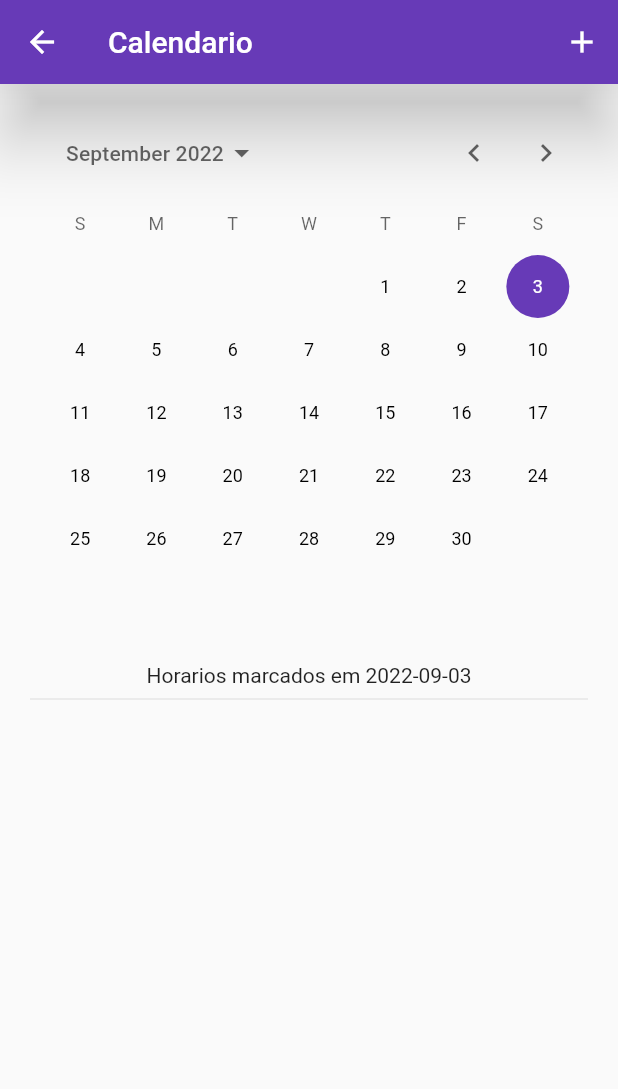
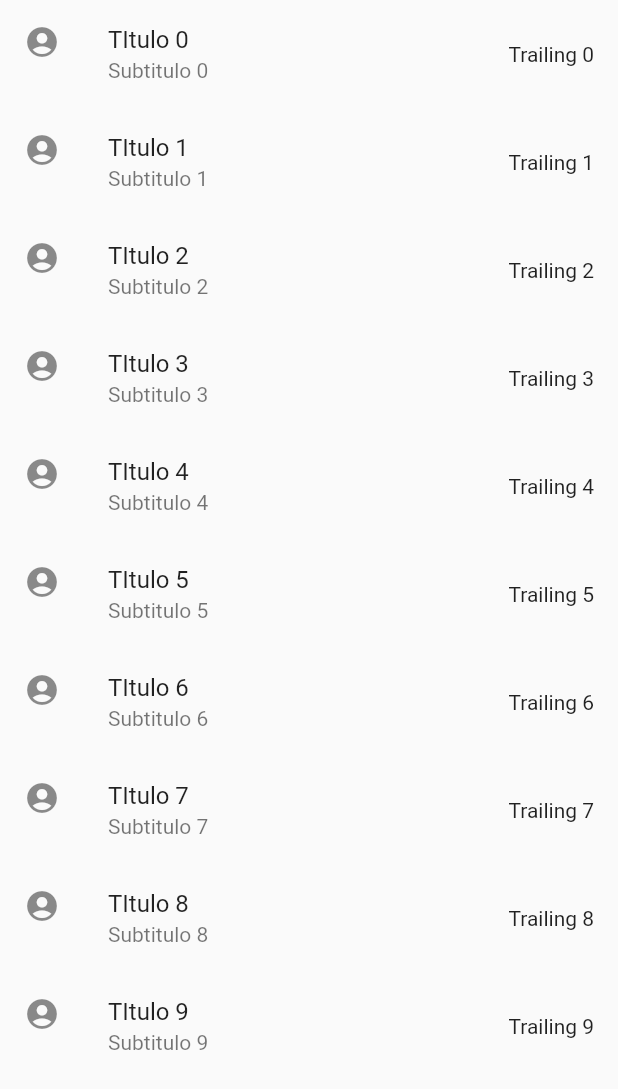
Before and after one commit to felipeoliveira92/RosaAzul, a Flutter app: the HomePage screen opened directly, after a tap on "Faturamento", on a phone screen of 412 x 824 dp. Shown: the top 1089 px of the screen. Run offline on Flutter 3.47's test engine with Material 2 defaults, Android fonts, the light colour scheme and no system bars; our stand-ins replace dio; network calls fail.

Commit message:
criado a tela de historico de atendimentos

```diff
--- a/lib/pages/HomePage.dart
+++ b/lib/pages/HomePage.dart
@@ -1,5 +1,6 @@
 import 'package:appsalao/pages/calculatepage.dart';
 import 'package:appsalao/pages/calendarpage.dart';
+import 'package:appsalao/pages/historic.page.dart';
 import 'package:flutter/material.dart';
 
 class HomePage extends StatefulWidget {
@@ -12,22 +13,7 @@ class _HomePageState extends State<HomePage> {
   @override
   Widget build(BuildContext context) {
     return Scaffold(
-      appBar: AppBar(
-        title: Text("HOME"),
-      ),
       body: BuildListView(),
-      drawer: Drawer(
-        child: ListView(
-          children: const <Widget>[
-            DrawerHeader(
-              child: Text("Menu"),
-              decoration: BoxDecoration(
-                color: Colors.deepPurple,
-              ),
-            ),
-          ],
-        ),
-      ),
     );
   }
 
@@ -36,36 +22,55 @@ class _HomePageState extends State<HomePage> {
     return ListView(
       children: <Widget>[
         DrawerHeader(
-              child: Text("Menu"),
-              decoration: BoxDecoration(
+              // ignore: sort_child_properties_last
+              child: Row(
+                children: <Widget>[
+                  Expanded(
+                    child: ListTile(
+                      leading: const Icon(Icons.account_circle),
+                      title: const Text("[usuario]"),
+                      subtitle: const Text("Opções."),
+                      onTap: () {
+                        Navigator.of(context).push(
+                        MaterialPageRoute(builder: (context) => const calendarpage()));
+                      },),
+                  ),
+
+                  Expanded(
+                    child: Image.asset("images/logo-s-fundo.png", height: 300),
+                  ),
+
+                  ],),
+              decoration: const BoxDecoration(
                 color: Colors.deepPurple,
               ),
-            ),
+          ),
+
         ListTile(
-          leading: Icon(Icons.calculate_rounded),
-          title: Text("Calculadora"),
-          subtitle: Text("Calcule quanto ira gastar."),
+          leading: const Icon(Icons.calculate_rounded),
+          title: const Text("Calculadora"),
+          subtitle: const Text("Calcule quanto ira gastar."),
           onTap: () {
             Navigator.of(context).push(
             MaterialPageRoute(builder: (context) => const calculatepage()));
           },
         ),
         ListTile(
-          leading: Icon(Icons.calendar_month),
-          title: Text("Calendario"),
-          subtitle: Text("Veja e marque horarios."),
+          leading: const Icon(Icons.calendar_month),
+          title: const Text("Calendario"),
+          subtitle: const Text("Veja e marque horarios."),
           onTap: () {
             Navigator.of(context).push(
             MaterialPageRoute(builder: (context) => const calendarpage()));
           },
         ),
         ListTile(
-          leading: Icon(Icons.money),
-          title: Text("Faturamento"),
-          subtitle: Text("Veja quanto esta lucrando."),
+          leading: const Icon(Icons.money),
+          title: const Text("Faturamento"),
+          subtitle: const Text("Veja quanto esta lucrando."),
           onTap: () {
             Navigator.of(context).push(
-            MaterialPageRoute(builder: (context) => const calendarpage()));
+            MaterialPageRoute(builder: (context) => const HistoricPage()));
           },
         ),
       ],
--- /dev/null
+++ b/lib/pages/historic.page.dart
@@ -0,0 +1,40 @@
+import 'package:appsalao/controllers/usercontroller.dart';
+import 'package:appsalao/pages/alterworkpage.dart';
+import 'package:flutter/material.dart';
+import 'package:flutter/src/foundation/key.dart';
+import 'package:flutter/src/widgets/framework.dart';
+
+class HistoricPage extends StatefulWidget {
+  const HistoricPage({Key? key}) : super(key: key);
+
+  @override
+  State<HistoricPage> createState() => _HistoricPageState();
+}
+
+class _HistoricPageState extends State<HistoricPage> {
+  @override
+  Widget build(BuildContext context) {
+    return Scaffold(
+      body: BuildListView(),
+    );
+  }
+}
+
+BuildListView() {
+  return ListView.builder(
+    shrinkWrap: true,
+    itemCount: 10,
+    itemBuilder: (context, index) {
+      return ListTile(
+        leading: const Icon(Icons.account_circle),
+        title: Text("TItulo $index"),
+        subtitle: Text("Subtitulo $index"),
+        trailing: Text("Trailing $index"),
+        onTap: () {
+          Navigator.of(context).push(MaterialPageRoute(
+              builder: (context) => login()));
+        },
+      );
+    },
+  );
+}
```
